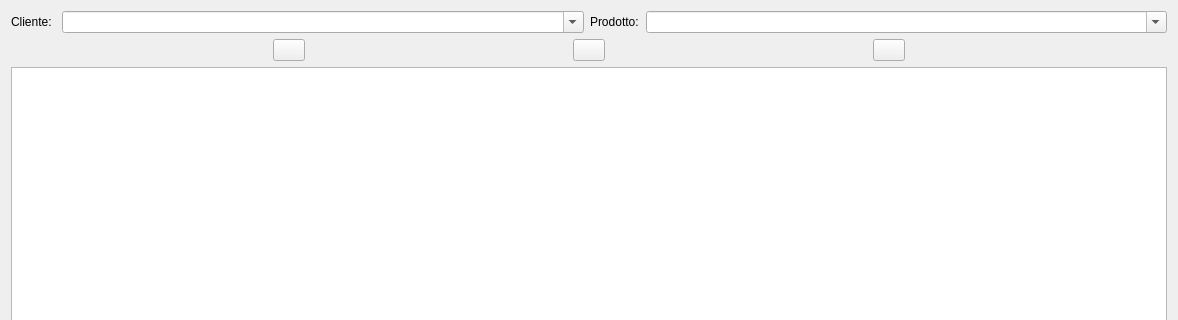
Old version of the form hnschede.ui in the repository fblabs/hamlet-mod-sancon; both pictures show x 0 to 1178 and y 0 to 320 of the 1178 by 673 pixel window.
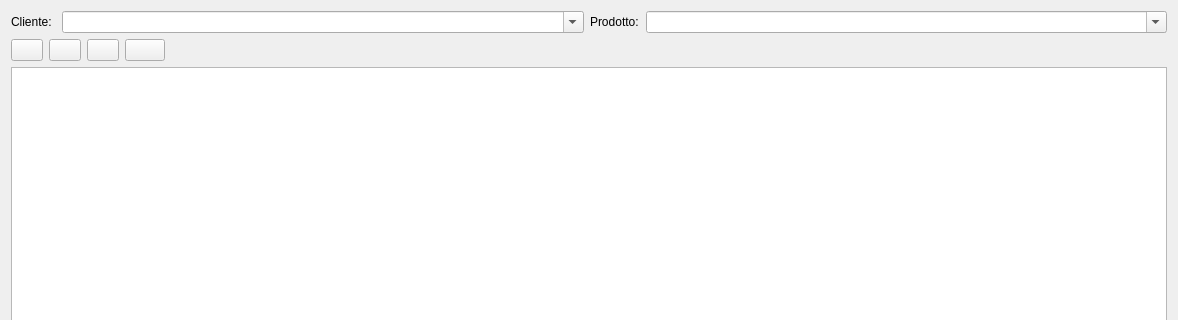
New version of the form. Icons and pictures are not drawn.

```diff
--- a/hnschede.ui
+++ b/hnschede.ui
@@ -151,6 +151,33 @@
        </property>
       </widget>
      </item>
+     <item>
+      <widget class="QPushButton" name="pbSaveAsTemplate">
+       <property name="toolTip">
+        <string>Salva come template</string>
+       </property>
+       <property name="text">
+        <string/>
+       </property>
+       <property name="icon">
+        <iconset resource="icons.qrc">
+         <normaloff>:/Resources/Note64.png</normaloff>:/Resources/Note64.png</iconset>
+       </property>
+      </widget>
+     </item>
+     <item>
+      <spacer name="horizontalSpacer">
+       <property name="orientation">
+        <enum>Qt::Horizontal</enum>
+       </property>
+       <property name="sizeHint" stdset="0">
+        <size>
+         <width>40</width>
+         <height>20</height>
+        </size>
+       </property>
+      </spacer>
+     </item>
     </layout>
    </item>
    <item>
```
Left out of the diff: 13 changed lines with no effect on the pictures.
